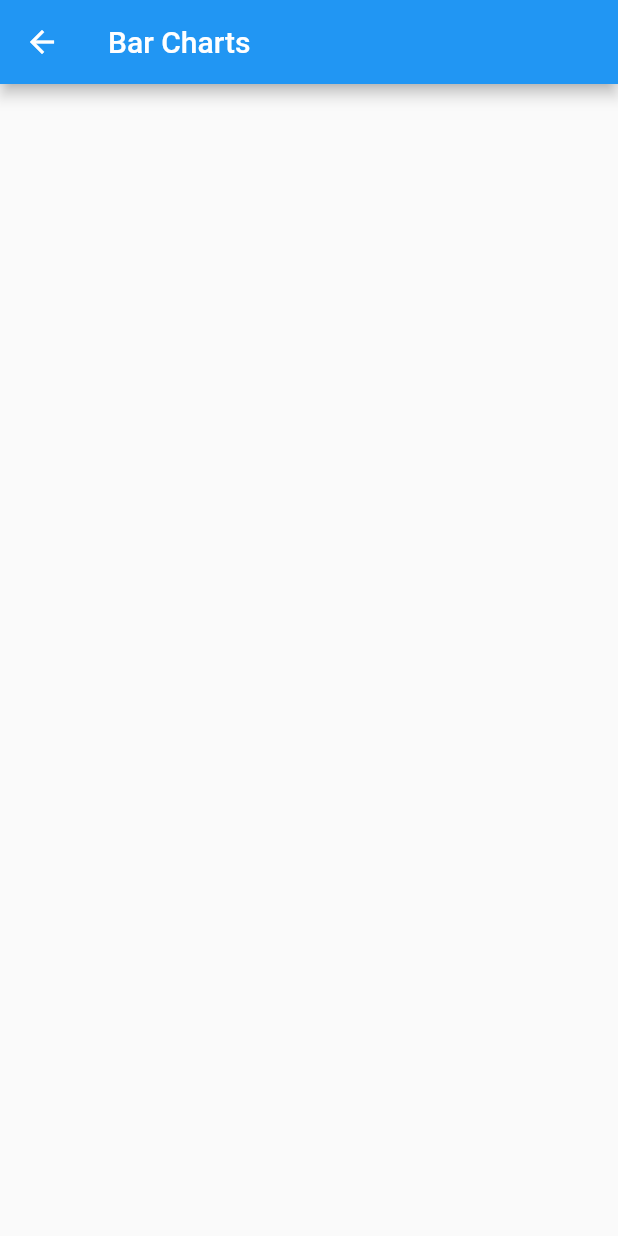
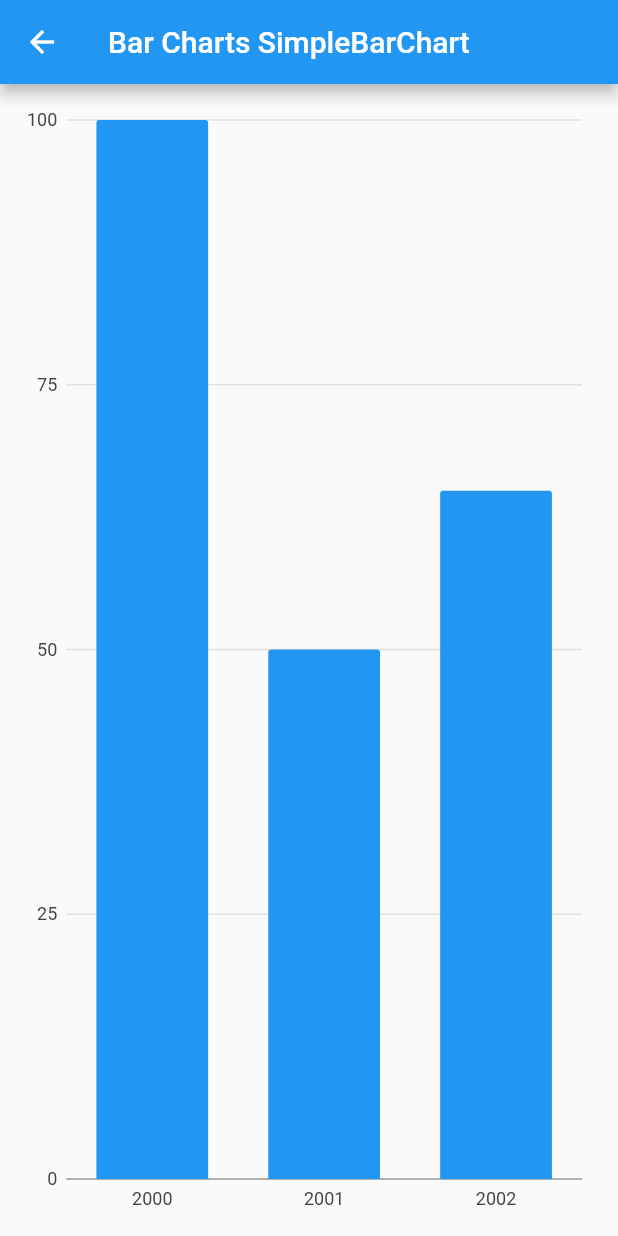
Before and after one commit to goldenskill/Charts-Google-Flutter, a Flutter app: the BarCharts screen opened directly, on a phone screen of 412 x 824 dp. Run offline on Flutter 3.47's test engine with Material 2 defaults, Android fonts, the phone set to English and light mode, and no system bars; our stand-ins replace charts_flutter.

Commit message:
Add SimpleBarChart

```diff
--- a/lib/ui/BarCharts.dart
+++ b/lib/ui/BarCharts.dart
@@ -1,3 +1,4 @@
+import 'package:charts_google/ui/Charts/BarCharts/SimpleBarChart.dart';
 import 'package:flutter/material.dart';
 
 
@@ -7,21 +8,28 @@ class BarCharts extends StatefulWidget {
 }
 
 class _BarChartsState extends State<BarCharts> {
+  String typeChart = "SimpleBarChart";
+
   @override
   Widget build(BuildContext context) {
     return new Scaffold(
       appBar: new AppBar(
-        title: new Text("Bar Charts"),
+        title: new Text("Bar Charts $typeChart"),
       ),
-      body: new SingleChildScrollView(
-        child: new Center(
-          child: Column(
-            children: <Widget>[],
-          ),
-        ),
-      )
+      body: new PageView(
+        children: <Widget>[
+          itemPageView(SimpleBarChart.withSampleData(), "SimpleBarChart"),
+        ],
+      ),
     );
   }
 
-
+  Widget itemPageView(Widget widget, title){
+    setState(() {
+      typeChart = title;
+    });
+    return new Padding(padding: new EdgeInsets.all(10),
+      child: widget,
+    );
+  }
 }
--- /dev/null
+++ b/lib/ui/Charts/BarCharts/SimpleBarChart.dart
@@ -0,0 +1,47 @@
+import 'package:charts_flutter/flutter.dart' as Charts;
+import 'package:flutter/material.dart';
+
+
+class SimpleBarChart extends StatelessWidget {
+
+
+  SimpleBarChart();
+
+  List<Charts.Series<Car, String>> listCar = getData();
+
+  factory SimpleBarChart.withSampleData() {
+    return new SimpleBarChart();
+  }
+
+  @override
+  Widget build(BuildContext context) {
+    return new Charts.BarChart(
+        listCar,
+        animate: false);
+  }
+}
+
+getData(){
+  final carList = [
+    new Car("2000", 100),
+    new Car("2001", 50),
+    new Car("2002", 65),
+
+  ];
+
+  return [Charts.Series<Car, String>(
+    data: carList,
+    id: "Car Year",
+    colorFn: (_, __) => Charts.MaterialPalette.blue.shadeDefault,
+    domainFn: (Car sales, _) => sales.year,
+    measureFn: (Car sales, _) => sales.sales,
+  )];
+}
+
+class Car{
+  String year;
+  int sales;
+
+  Car(this.year, this.sales);
+
+}
--- a/pubspec.yaml
+++ b/pubspec.yaml
@@ -23,6 +23,7 @@ dependencies:
   # The following adds the Cupertino Icons font to your application.
   # Use with the CupertinoIcons class for iOS style icons.
   cupertino_icons: ^0.1.2
+  charts_flutter: ^0.6.0
 
 dev_dependencies:
   flutter_test:
```
Also changed, not shown: pubspec.lock.
